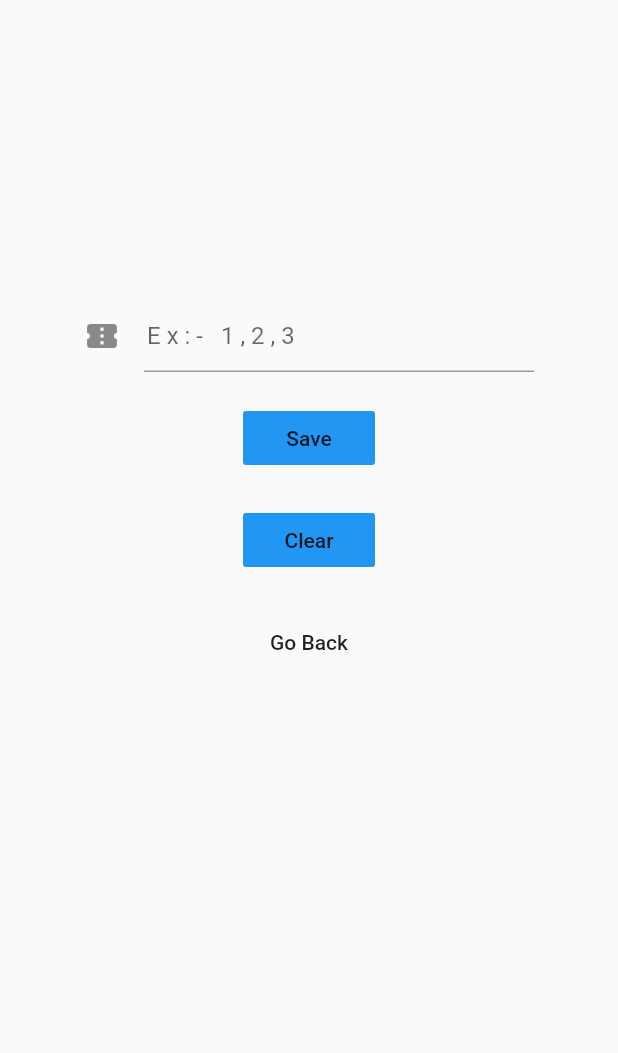
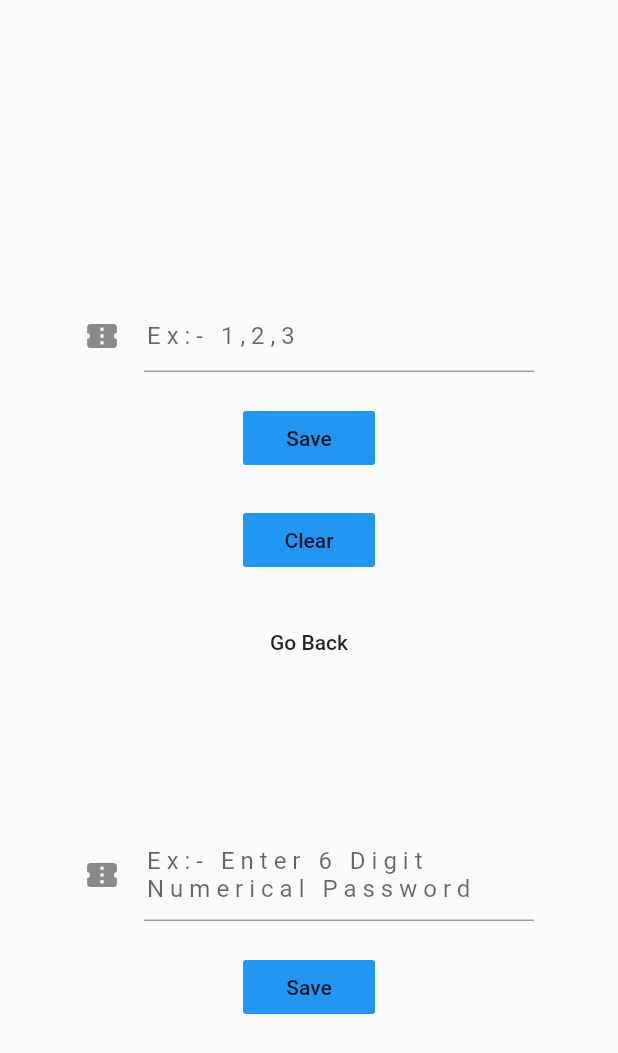
Before and after one commit to aryan29/Flutter-CheatTambola, a Flutter app: the EmptyPage screen opened directly, on a phone screen of 412 x 824 dp. Shown: the top 1053 px of the screen. Run offline on Flutter 3.47's test engine with Material 2 defaults, Android fonts, the phone set to English and light mode, and no system bars; our stand-ins replace flutter_tts, shared_preferences; missing offline and left inert: passcode_screen; accounts and stored records are empty.

Commit message:
Password Change Screen Added

```diff
--- a/lib/main.dart
+++ b/lib/main.dart
@@ -89,7 +89,11 @@ class _MyHomePageState extends State<MyHomePage> {
   }
 
   Future<void> _onPasscodeEntered(String enteredPasscode) {
-    bool isValid = '123456' == enteredPasscode;
+    bool isValid;
+    if (!pref.containsKey("password"))
+      isValid = '123456' == enteredPasscode;
+    else
+      isValid = pref.getString("password") == enteredPasscode;
     if (isValid) {
       Navigator.push(context, MaterialPageRoute(builder: (context) {
         return EmptyPage();
--- a/lib/src/empty_page.dart
+++ b/lib/src/empty_page.dart
@@ -1,7 +1,7 @@
 import 'package:flutter/material.dart';
 import 'dart:math';
 import '../main.dart';
-
+import 'package:shared_preferences/shared_preferences.dart';
 
 class EmptyPage extends StatelessWidget {
   List<int> li = []; //Generate Some Random List to Get Some Extra Values
@@ -30,11 +30,12 @@ class EmptyPage extends StatelessWidget {
   }
 
   TextEditingController mycontroller = new TextEditingController();
-
+  TextEditingController mycontroller1 = new TextEditingController();
   @override
   Widget build(BuildContext context) {
     return new Scaffold(
-      body: Center(
+      body: SingleChildScrollView(
+              child: Center(
             child: Column(
           children: <Widget>[
             SizedBox(
@@ -78,8 +79,34 @@ class EmptyPage extends StatelessWidget {
                   Navigator.of(context).popUntil((_) => count++ >= 2);
                 },
                 child: Text("Go Back")),
+            SizedBox(
+              height: 100,
+            ),
+            Container(
+              width: 300,
+              child: TextField(
+                  controller: mycontroller1,
+                  style: TextStyle(letterSpacing: 4.0),
+                  keyboardType: TextInputType.number,
+                  maxLines: null,
+                  decoration: InputDecoration(
+                    icon: Icon(Icons.confirmation_number),
+                    hintText: "Ex:- Enter 6 Digit Numerical Password",
+                  )),
+            ),
+            SizedBox(
+              height: 20,
+            ),
+            FlatButton(
+                color: Colors.blue,
+                onPressed: () async {
+                  if(mycontroller1.text.length==6)
+                  pref.setString("password", mycontroller1.text);
+                },
+                child: Text("Save")),
           ],
         )),
+      ),
     );
   }
 }
--- a/pubspec.yaml
+++ b/pubspec.yaml
@@ -24,7 +24,6 @@ dependencies:
   # Use with the CupertinoIcons class for iOS style icons.
   cupertino_icons: ^0.1.2
   passcode_screen: ^1.0.2
-  local_auth: ^0.6.1+3
   flutter_tts: ^0.9.1
   flutter_launcher_icons: ^0.7.4
   shared_preferences: ^0.5.7+3
```
Also changed, not shown: pubspec.lock, 3 other files. Lines whose indentation alone changed are shown as unchanged.
